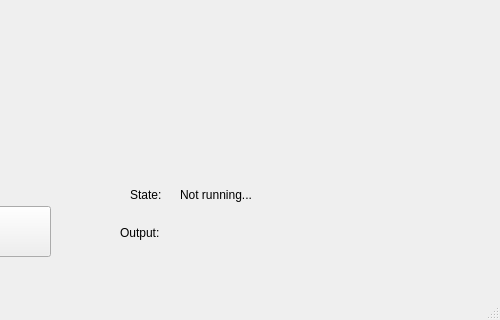
ArttuLe/k-nn-image-classification, file src/gui/components/mainwindow.ui: the form before one commit; both pictures show x 300 to 800 and y 223 to 543 of the 800 by 543 pixel window.
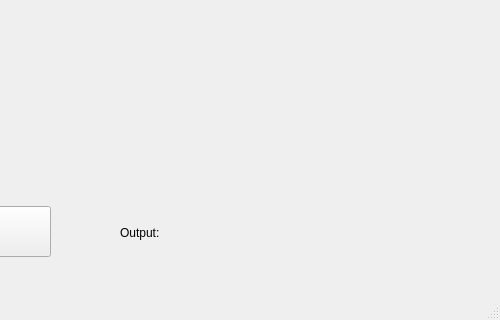
The form after the commit.

```diff
--- a/src/gui/components/mainwindow.ui
+++ b/src/gui/components/mainwindow.ui
@@ -189,32 +189,6 @@
      <string/>
     </property>
    </widget>
-   <widget class="QLabel" name="label_2">
-    <property name="geometry">
-     <rect>
-      <x>430</x>
-      <y>390</y>
-      <width>67</width>
-      <height>17</height>
-     </rect>
-    </property>
-    <property name="text">
-     <string>State: </string>
-    </property>
-   </widget>
-   <widget class="QLabel" name="state_label">
-    <property name="geometry">
-     <rect>
-      <x>480</x>
-      <y>390</y>
-      <width>171</width>
-      <height>17</height>
-     </rect>
-    </property>
-    <property name="text">
-     <string>Not running...</string>
-    </property>
-   </widget>
   </widget>
   <widget class="QMenuBar" name="menubar">
    <property name="geometry">
```
